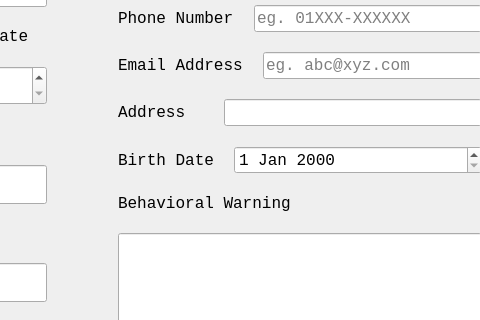
First picture: the form in AnimalRegistrationUI.ui, repository ASNaeem/Simple-VCMS, before the edit; both pictures show x 235 to 715 and y 309 to 629 of the 1068 by 809 pixel window.
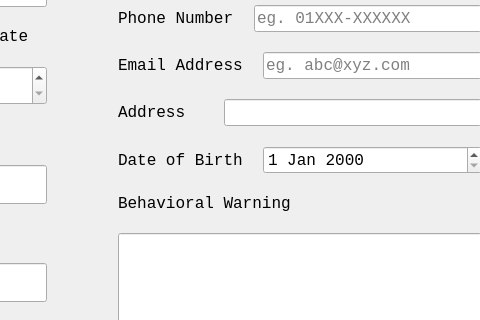
Second picture: the form after the edit.

Diff of the .ui file:
```diff
--- a/AnimalRegistrationUI.ui
+++ b/AnimalRegistrationUI.ui
@@ -750,7 +750,7 @@
                </font>
               </property>
               <property name="text">
-               <string>Birth Date</string>
+               <string>Date of Birth</string>
               </property>
               <property name="alignment">
                <set>Qt::AlignLeading|Qt::AlignLeft|Qt::AlignVCenter</set>
```
